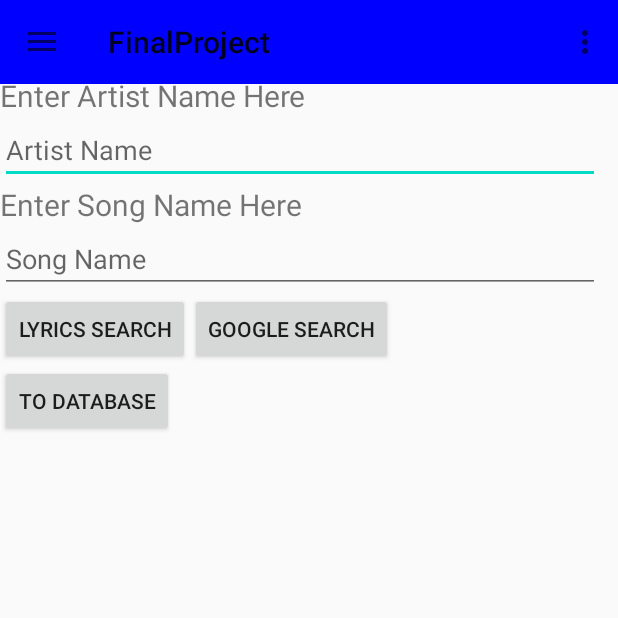
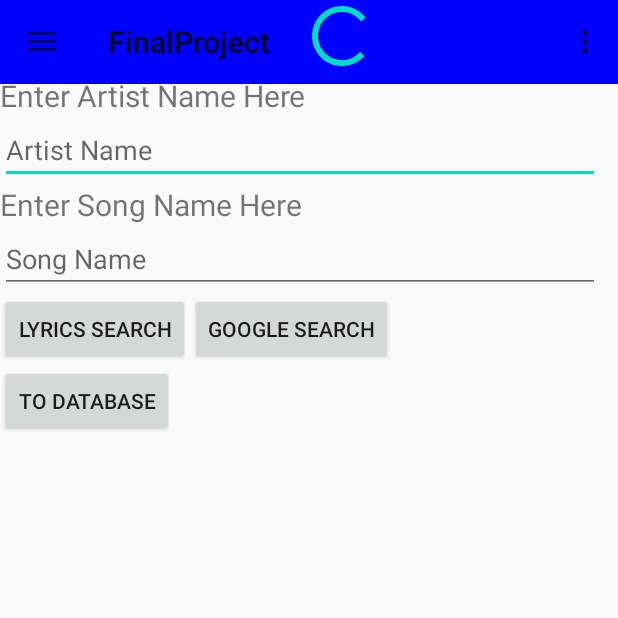
Before and after one commit to saarimTashfeen/FinalProject, an Android app: the screen it shows after launch (MainLyrics), on a phone screen of 412 x 824 dp, the top half of it. Run offline under Robolectric (Android 15) with nearby library versions, the light colour scheme and no system bars.

Commit message:
Added documentation 2

```diff
--- a/app/src/main/java/com/example/finalproject/LyricsScreen.java
+++ b/app/src/main/java/com/example/finalproject/LyricsScreen.java
@@ -255,7 +255,7 @@ public class LyricsScreen extends AppCompatActivity implements NavigationView.On
             Intent deezerIntent = new Intent(LyricsScreen.this, DeezerSearch.class);
             startActivity(deezerIntent);
 
-            Toast.makeText(this, "Test Toast", Toast.LENGTH_SHORT).show();
+            //Toast.makeText(this, "Test Toast", Toast.LENGTH_SHORT).show();
 
 
             //Go to geo, Aimen's activity
--- a/app/src/main/res/layout/activity_main_lyrics.xml
+++ b/app/src/main/res/layout/activity_main_lyrics.xml
@@ -19,6 +19,8 @@
             android:layout_height="match_parent"
            >
 
+
+
             <androidx.appcompat.widget.Toolbar
                 android:layout_width="match_parent"
                 android:layout_height="wrap_content"
@@ -34,6 +36,12 @@
                 android:textSize="20dp"
 
                 />
+
+            <ProgressBar
+                android:layout_toRightOf="@id/artistPrompt"
+                android:id="@+id/progressBar"
+                android:layout_width="wrap_content"
+                android:layout_height="wrap_content"/>
 
             <EditText
                 android:id="@+id/artistName"
```
Also changed, not shown: app/src/main/java/com/example/finalproject/MainLyrics.java (+22 -3 lines).
